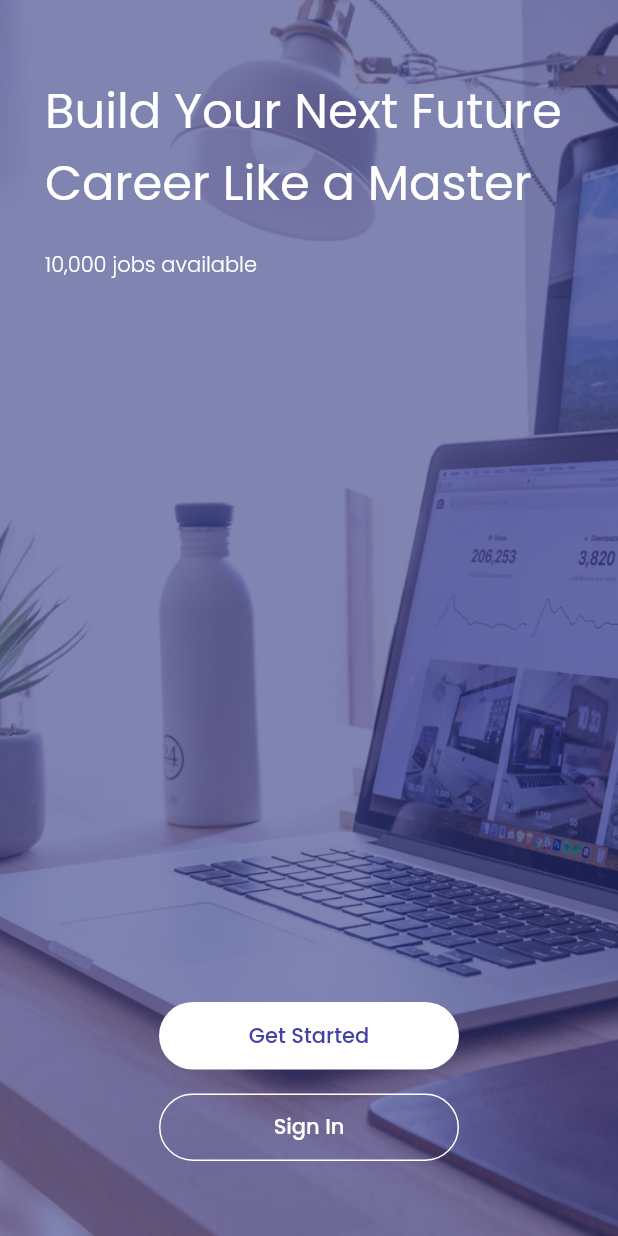
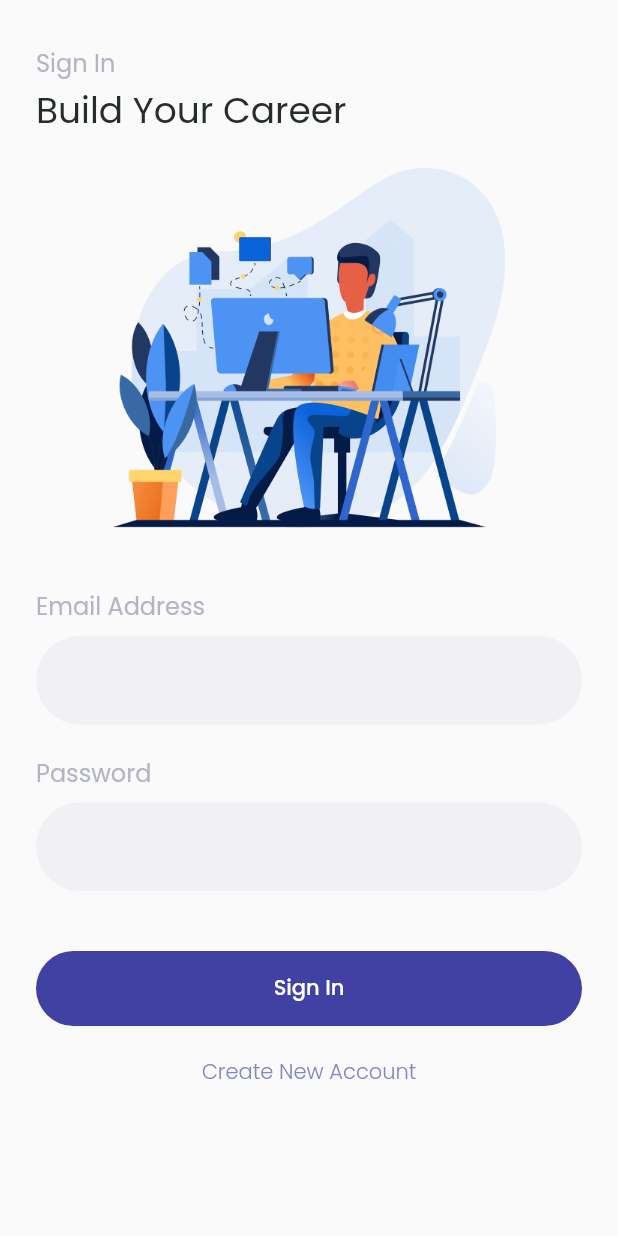
Before and after one commit to YogiAnggara129/future_job, a Flutter app: the screen it shows after launch, after a tap on "Sign In", on a phone screen of 412 x 824 dp. Run offline on Flutter 3.47's test engine with Material 2 defaults, Android fonts, the phone set to English and light mode, and no system bars; our stand-ins replace google_fonts; accounts and stored records are empty.

Commit message:
add sign in page

```diff
--- /dev/null
+++ b/lib/pages/signin_page.dart
@@ -0,0 +1,124 @@
+import 'package:flutter/material.dart';
+import 'package:flutter/src/foundation/key.dart';
+import 'package:flutter/src/widgets/framework.dart';
+import 'package:future_job/theme.dart';
+import 'package:google_fonts/google_fonts.dart';
+
+class SignInPage extends StatelessWidget {
+  const SignInPage({Key? key}) : super(key: key);
+
+  @override
+  Widget build(BuildContext context) {
+    return MaterialApp(
+      home: Scaffold(
+        body: Padding(
+          padding: const EdgeInsets.only(top: 30.0, left: 24.0, right: 24.0),
+          child: Column(
+            crossAxisAlignment: CrossAxisAlignment.start,
+            children: [
+              Text(
+                'Sign In',
+                style: titleTextStyle,
+              ),
+              SizedBox(
+                height: 2,
+              ),
+              Text(
+                'Build Your Career',
+                style: subTitleTextStyle,
+              ),
+              SizedBox(
+                height: 20,
+              ),
+              Center(
+                child: Image.asset(
+                  'assets/image_sign_in.png',
+                  width: 262,
+                  height: 240,
+                ),
+              ),
+              SizedBox(
+                height: 40,
+              ),
+              Text(
+                'Email Address',
+                style: titleTextStyle,
+              ),
+              SizedBox(
+                height: 8,
+              ),
+              TextFormField(
+                decoration: InputDecoration(
+                  fillColor: Color(0xffF1F0F5),
+                  filled: true,
+                  enabledBorder: OutlineInputBorder(
+                    borderRadius: BorderRadius.circular(100),
+                    borderSide: BorderSide.none,
+                  ),
+                  focusedBorder: OutlineInputBorder(
+                    borderRadius: BorderRadius.circular(100),
+                    borderSide: BorderSide.none,
+                  ),
+                ),
+              ),
+              SizedBox(
+                height: 20,
+              ),
+              Text(
+                'Password',
+                style: titleTextStyle,
+              ),
+              SizedBox(
+                height: 8,
+              ),
+              TextFormField(
+                decoration: InputDecoration(
+                  fillColor: Color(0xffF1F0F5),
+                  filled: true,
+                  enabledBorder: OutlineInputBorder(
+                    borderRadius: BorderRadius.circular(100),
+                    borderSide: BorderSide.none,
+                  ),
+                  focusedBorder: OutlineInputBorder(
+                    borderRadius: BorderRadius.circular(100),
+                    borderSide: BorderSide.none,
+                  ),
+                ),
+              ),
+              SizedBox(
+                height: 40,
+              ),
+              SizedBox(
+                width: MediaQuery.of(context).size.width,
+                height: 50,
+                child: TextButton(
+                  style: TextButton.styleFrom(
+                      backgroundColor: Color(0xff4141A4),
+                      shape: RoundedRectangleBorder(
+                          borderRadius: BorderRadius.circular(66))),
+                  onPressed: () {},
+                  child: Text(
+                    'Sign In',
+                    style: buttonTextStyle,
+                  ),
+                ),
+              ),
+              SizedBox(
+                height: 20,
+              ),
+              Center(
+                child: Text(
+                  'Create New Account',
+                  style: GoogleFonts.poppins(
+                      color: Color(0xff8385C4),
+                      fontSize: 14,
+                      fontWeight: FontWeight.w300),
+                ),
+              )
+            ],
+          ),
+        ),
+      ),
+    );
+  }
+}
--- a/lib/pages/started_page.dart
+++ b/lib/pages/started_page.dart
@@ -1,4 +1,5 @@
 import 'package:flutter/material.dart';
+import 'package:future_job/pages/signin_page.dart';
 import 'package:google_fonts/google_fonts.dart';
 
 class GetStartedPage extends StatelessWidget {
@@ -83,7 +84,12 @@ class GetStartedPage extends StatelessWidget {
                     width: 200,
                     height: 45,
                     child: OutlinedButton(
-                      onPressed: () {},
+                      onPressed: () {
+                        Navigator.push(
+                          context,
+                          MaterialPageRoute(builder: (context) => SignInPage())
+                        );
+                      },
                       style: OutlinedButton.styleFrom(
                           side: const BorderSide(color: Colors.white),
                           shape: RoundedRectangleBorder(
--- /dev/null
+++ b/lib/theme.dart
@@ -0,0 +1,25 @@
+import 'package:flutter/cupertino.dart';
+import 'package:flutter/material.dart';
+import 'package:google_fonts/google_fonts.dart';
+
+// Splash screen text style
+// TextStyle splashTextStyle = GoogleFonts.poppins()
+
+// Sign in screen text style
+TextStyle titleTextStyle = GoogleFonts.poppins(
+  color: Color(0xffB3B5C4),
+  fontSize: 16,
+  fontWeight: FontWeight.w400,
+);
+
+TextStyle subTitleTextStyle = GoogleFonts.poppins(
+  color: Color(0xff272C2F),
+  fontSize: 24,
+  fontWeight: FontWeight.w400,
+);
+
+TextStyle buttonTextStyle = GoogleFonts.poppins(
+  color: Colors.white,
+  fontSize: 14,
+  fontWeight: FontWeight.w500,
+);
```
Also changed, not shown: 1 other file.
